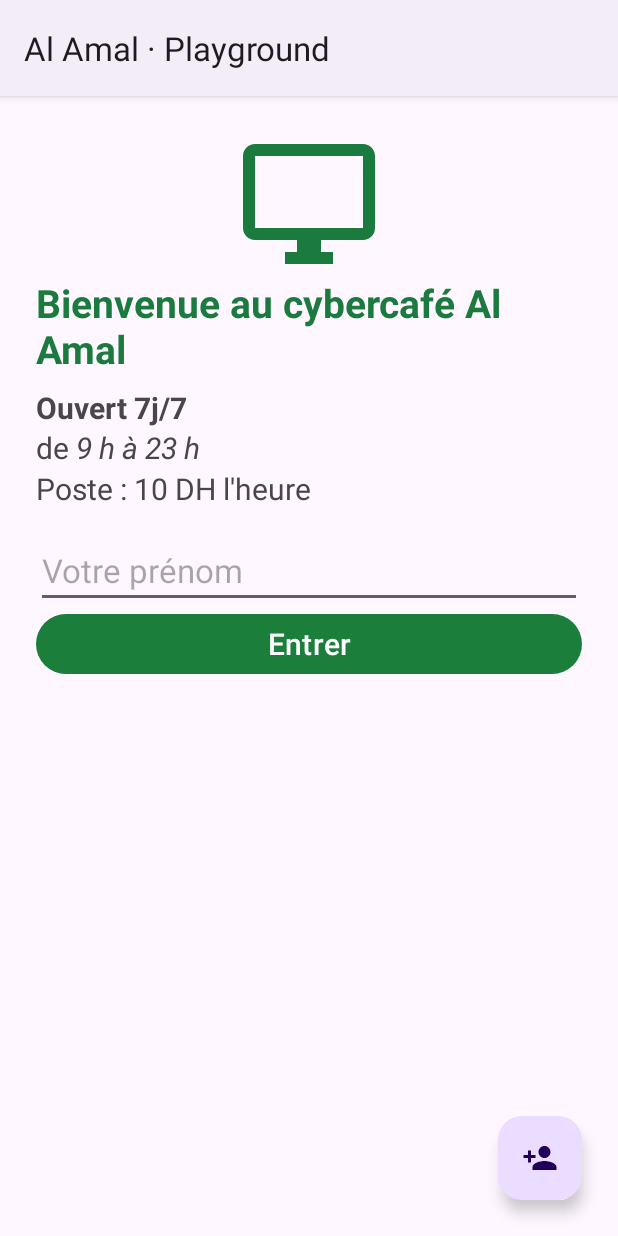
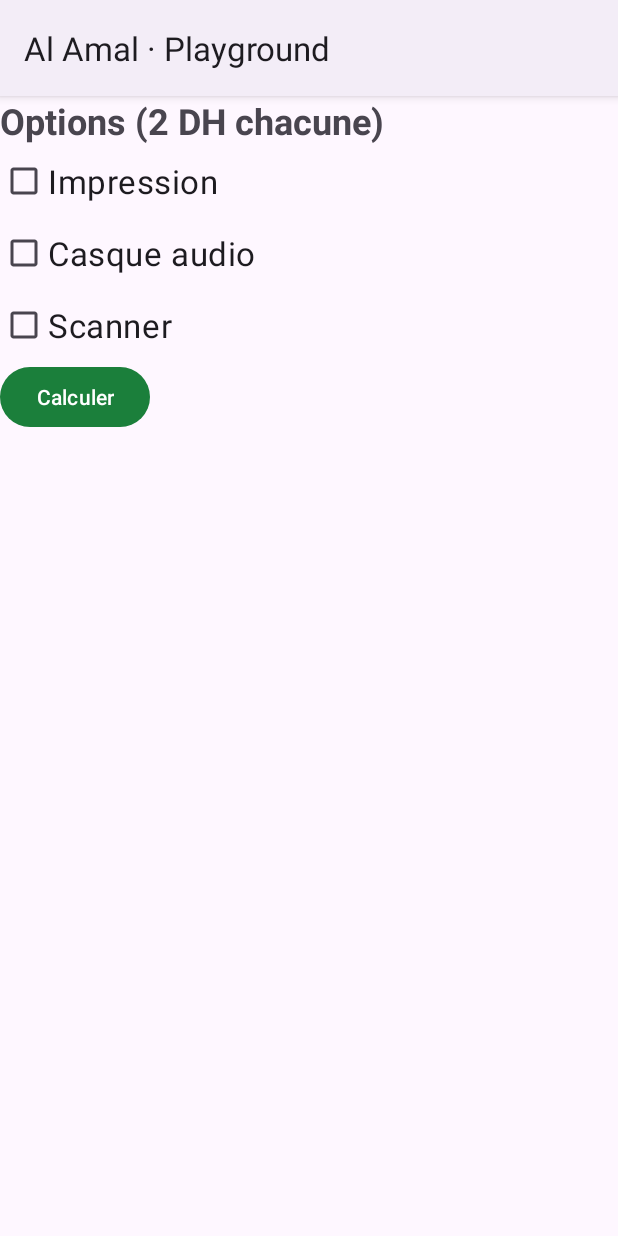
Before and after one commit to mks-zakaria/TP-M203-DEV-UI, an Android app built with Jetpack Compose: the screen it shows after launch (PlaygroundActivity), on a phone screen of 412 x 824 dp. Run offline under Robolectric (Android 15) with nearby library versions, the phone set to English and light mode, and no system bars.

Commit message:
feat: etape 01

```diff
--- a/app/src/main/java/ma/ofppt/ista/alamal/PlaygroundActivity.kt
+++ b/app/src/main/java/ma/ofppt/ista/alamal/PlaygroundActivity.kt
@@ -1,12 +1,10 @@
 package ma.ofppt.ista.alamal
 
 import android.os.Bundle
-import android.view.View
 import android.widget.Button
-import android.widget.EditText
+import android.widget.CheckBox
 import android.widget.TextView
 import androidx.appcompat.app.AppCompatActivity
-import com.google.android.material.floatingactionbutton.FloatingActionButton
 
 // MODE COURS (Playground) : écran VIDE pour tester en direct les exemples montrés en cours.
 // Écrivez le layout dans res/layout/activity_playground.xml et le code Kotlin ci-dessous, dans onCreate.
@@ -17,26 +15,27 @@ class PlaygroundActivity : AppCompatActivity() {
         super.onCreate(savedInstanceState)
         setContentView(R.layout.activity_playground)
 
-
-    val txtPrenom = findViewById<EditText>(R.id.txtPrenom)
-    val txtSalut = findViewById<TextView>(R.id.txtSalut)
-    val btnEntrer = findViewById<Button>(R.id.btnEntrer)
-    val btnFloating = findViewById<FloatingActionButton>(R.id.fabNouveau)
-
-    btnEntrer.setOnClickListener{
-        if (txtPrenom.text.toString().isEmpty()){
-            txtPrenom.error = "Entrer votre nom SVP !!"
-            txtPrenom.requestFocus()
-        }else
-        txtSalut.text =  "Bonjour ${txtPrenom.text}, Vous pouvez utiliser le poste n3"
-    }
-
-        btnFloating.setOnClickListener{
-            txtSalut.text = ""
-            txtPrenom.setText(null)
-            txtPrenom.clearFocus()
-            txtPrenom.setError(null)
+        val chImp = findViewById<CheckBox>(R.id.chkImpression)
+        val chCasque = findViewById<CheckBox>(R.id.chkCasque)
+        val chScanner = findViewById<CheckBox>(R.id.chkScanner)
+        val bnTotale = findViewById<Button>(R.id.btnTotal)
+        val txtTotale = findViewById<TextView>(R.id.txtTotal)
+        bnTotale.setOnClickListener {
+            var prix = 0
+            var options = 0
+            if (chImp.isChecked) {
+                prix += 2
+                options++
+            }
+            if (chCasque.isChecked) {
+                prix += 2
+                options++
+            }
+            if (chScanner.isChecked) {
+                prix += 2
+                options++
+            }
+            txtTotale.text = "$options option(s): $prix DH "
         }
-
     }
 }
--- a/app/src/main/res/layout/activity_playground.xml
+++ b/app/src/main/res/layout/activity_playground.xml
@@ -1,75 +1,47 @@
 <?xml version="1.0" encoding="utf-8"?>
-<FrameLayout xmlns:android="http://schemas.android.com/apk/res/android"
+<LinearLayout
+    xmlns:android="http://schemas.android.com/apk/res/android"
 
     android:id="@+id/main"
     android:layout_width="match_parent"
-    android:layout_height="match_parent">
+    android:layout_height="match_parent"
+    android:orientation="vertical">
 
-    <LinearLayout
-        android:layout_width="match_parent"
-        android:layout_height="wrap_content"
-        android:orientation="vertical"
-        android:padding="24dp">
-
-        <ImageView
-            android:layout_width="96dp"
-            android:layout_height="96dp"
-            android:layout_gravity="center_horizontal"
-            android:src="@drawable/s01_ic_poste"
-            android:contentDescription="Logo du cybercafé" />
-
+    <!-- Étape 1 — options (CheckBox) : chaque case se coche à part -->
     <TextView
         android:layout_width="wrap_content"
         android:layout_height="wrap_content"
-            android:layout_gravity="center_horizontal"
-            android:text="@string/s01_bienvenue"
-            android:textSize="26sp"
-            android:textStyle="bold"
-            android:textColor="#1B7A3E" />
-
-        <TextView
+        android:text="Options (2 DH chacune)"
+        android:textSize="24sp"
+        android:textStyle="bold" />
+    <CheckBox
+        android:id="@+id/chkImpression"
         android:layout_width="wrap_content"
         android:layout_height="wrap_content"
-            android:layout_marginTop="8dp"
-            android:text="@string/s01_horaires"
-            android:textSize="20sp" />
-
-        <TextView
+        android:text="Impression"
+        android:textSize="22sp" />
+    <CheckBox
+        android:id="@+id/chkCasque"
         android:layout_width="wrap_content"
         android:layout_height="wrap_content"
-            android:text="@string/s01_tarif"
-            android:textSize="20sp" />
-
-        <EditText
-            android:id="@+id/txtPrenom"
-            android:layout_width="match_parent"
+        android:text="Casque audio"
+        android:textSize="22sp" />
+    <CheckBox
+        android:id="@+id/chkScanner"
+        android:layout_width="wrap_content"
         android:layout_height="wrap_content"
-            android:layout_marginTop="16dp"
-            android:hint="Votre prénom"
-            android:inputType="textPersonName"
+        android:text="Scanner"
         android:textSize="22sp" />
 
     <Button
-            android:id="@+id/btnEntrer"
-            android:layout_width="match_parent"
-            android:layout_height="wrap_content"
-            android:text="Entrer"
-            android:textSize="20sp" />
-
-        <TextView
-            android:id="@+id/txtSalut"
+        android:id="@+id/btnTotal"
         android:layout_width="wrap_content"
         android:layout_height="wrap_content"
-            android:layout_marginTop="8dp"
-            android:textSize="22sp" />
-    </LinearLayout>
-
-    <com.google.android.material.floatingactionbutton.FloatingActionButton
-        android:id="@+id/fabNouveau"
+        android:text="Calculer" />
+    <TextView
+        android:id="@+id/txtTotal"
         android:layout_width="wrap_content"
         android:layout_height="wrap_content"
-        android:layout_gravity="bottom|end"
-        android:layout_margin="24dp"
-        android:src="@drawable/s01_ic_ajouter"
-        android:contentDescription="Nouveau client" />
-</FrameLayout>
+        android:textSize="22sp" />
+
+</LinearLayout>
```
Lines whose indentation alone changed are shown as unchanged.
